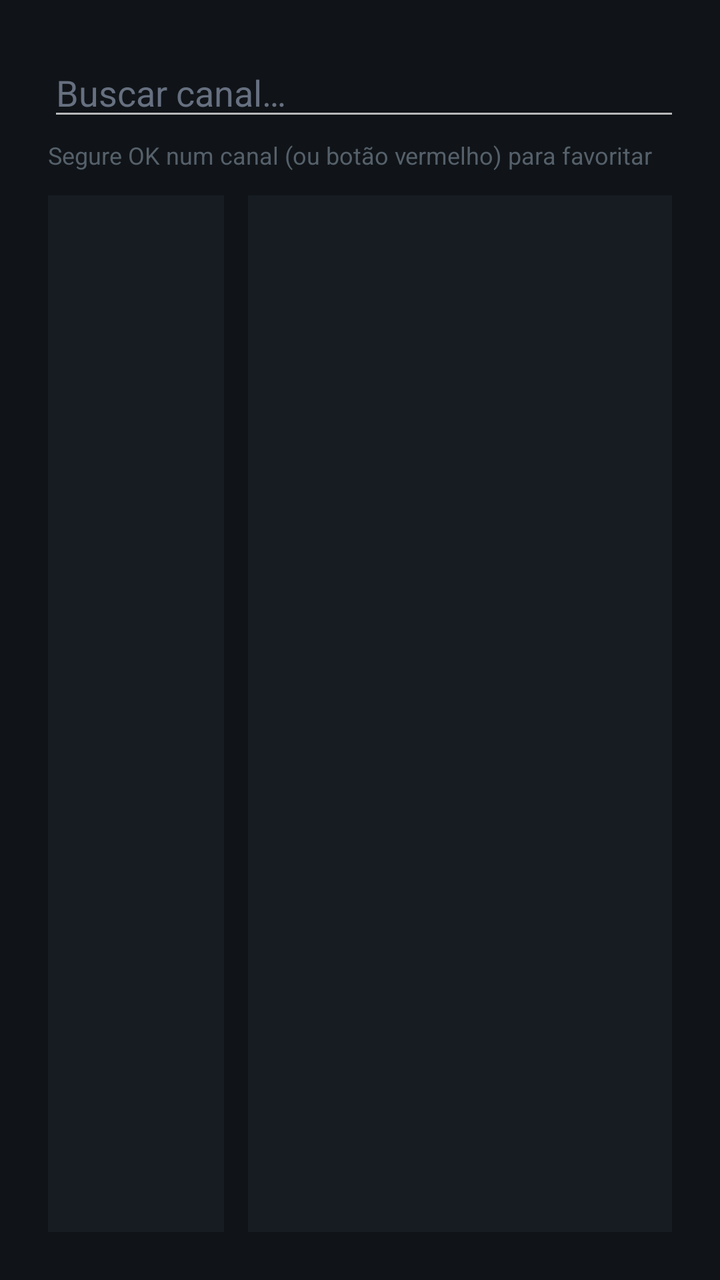
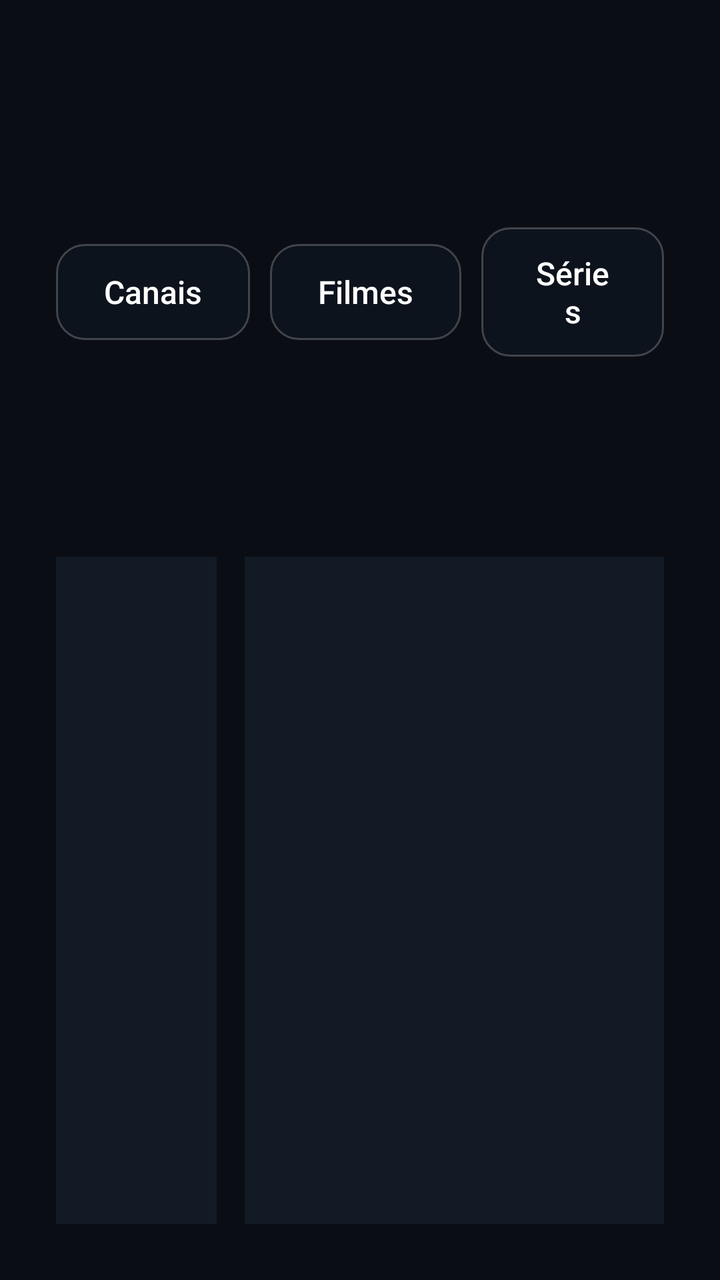

The first picture is an Android layout as it rendered before a commit; the second is the same layout after the commit. The layout source and the unified diff follow.
<!-- AndroidManifest.xml: application theme Theme.Player -->
<!-- res/layout/activity_channels.xml -->
<?xml version="1.0" encoding="utf-8"?>
<LinearLayout xmlns:android="http://schemas.android.com/apk/res/android"
    android:layout_width="match_parent"
    android:layout_height="match_parent"
    android:background="#101418"
    android:orientation="vertical"
    android:padding="24dp">

    <LinearLayout
        android:layout_width="match_parent"
        android:layout_height="wrap_content"
        android:gravity="center_vertical"
        android:orientation="horizontal">

        <TextView
            android:id="@+id/status"
            android:layout_width="0dp"
            android:layout_height="wrap_content"
            android:layout_weight="1"
            android:textColor="#9AA4AE"
            android:textSize="14sp" />

        <EditText
            android:id="@+id/search"
            android:layout_width="320dp"
            android:layout_height="wrap_content"
            android:hint="Buscar canal…"
            android:imeOptions="actionSearch"
            android:inputType="text"
            android:singleLine="true"
            android:textColor="#FFFFFF"
            android:textColorHint="#667080" />
    </LinearLayout>

    <TextView
        android:layout_width="wrap_content"
        android:layout_height="wrap_content"
        android:layout_marginTop="4dp"
        android:text="Segure OK num canal (ou botão vermelho) para favoritar"
        android:textColor="#55606A"
        android:textSize="12sp" />

    <LinearLayout
        android:layout_width="match_parent"
        android:layout_height="0dp"
        android:layout_weight="1"
        android:layout_marginTop="12dp"
        android:orientation="horizontal">

        <ListView
            android:id="@+id/groups"
            android:layout_width="0dp"
            android:layout_height="match_parent"
            android:layout_weight="1"
            android:background="#161C22"
            android:nextFocusRight="@+id/channels" />

        <FrameLayout
            android:layout_width="0dp"
            android:layout_height="match_parent"
            android:layout_weight="2.4"
            android:layout_marginStart="12dp">

            <ListView
                android:id="@+id/channels"
                android:layout_width="match_parent"
                android:layout_height="match_parent"
                android:background="#161C22"
                android:nextFocusLeft="@+id/groups" />

            <GridView
                android:id="@+id/channels_grid"
                android:layout_width="match_parent"
                android:layout_height="match_parent"
                android:background="#161C22"
                android:numColumns="5"
                android:horizontalSpacing="12dp"
                android:verticalSpacing="12dp"
                android:padding="12dp"
                android:clipToPadding="false"
                android:focusable="true"
                android:listSelector="@drawable/grid_selector"
                android:drawSelectorOnTop="true"
                android:nextFocusLeft="@+id/groups"
                android:visibility="gone" />

            <TextView
                android:id="@+id/empty"
                android:layout_width="wrap_content"
                android:layout_height="wrap_content"
                android:layout_gravity="center"
                android:text="Nenhum item nessa categoria/busca"
                android:textColor="#667080"
                android:visibility="gone" />
        </FrameLayout>
    </LinearLayout>
</LinearLayout>
<!-- resources referenced by this layout -->
<resources>
  <!-- drawable grid_selector (drawable) -->
  <?xml version="1.0" encoding="utf-8"?>
  <selector xmlns:android="http://schemas.android.com/apk/res/android">
      <item android:state_focused="true">
          <shape android:shape="rectangle">
              <stroke android:width="4dp" android:color="#FFFFFFFF" />
              <corners android:radius="14dp" />
          </shape>
      </item>
      <item android:state_selected="true">
          <shape android:shape="rectangle">
              <stroke android:width="4dp" android:color="#FFFFFFFF" />
              <corners android:radius="14dp" />
          </shape>
      </item>
      <item android:state_pressed="true">
          <shape android:shape="rectangle">
              <stroke android:width="4dp" android:color="#FF64D2FF" />
              <corners android:radius="14dp" />
          </shape>
      </item>
      <item><shape android:shape="rectangle"><solid android:color="#00000000" /></shape></item>
  </selector>
  <style name="Theme.Player" parent="Theme.AppCompat.NoActionBar">
          <item name="android:windowNoTitle">true</item>
          <item name="android:windowFullscreen">true</item>
          <item name="android:windowBackground">@android:color/black</item>
          <item name="colorAccent">#64D2FF</item>
          <item name="android:buttonStyle">@style/TvButton</item>
          <item name="buttonStyle">@style/TvButton</item>
      </style>
  <style name="TvButton" parent="Widget.AppCompat.Button">
          <item name="android:background">@drawable/card_bg</item>
          <item name="android:textColor">@color/card_text</item>
          <item name="android:textAllCaps">false</item>
          <item name="android:stateListAnimator">@null</item>
          <item name="android:defaultFocusHighlightEnabled">false</item>
          <item name="android:minWidth">0dp</item>
          <item name="android:paddingLeft">24dp</item>
          <item name="android:paddingRight">24dp</item>
          <item name="android:paddingTop">12dp</item>
          <item name="android:paddingBottom">12dp</item>
      </style>
  <!-- drawable card_bg (drawable) -->
  <?xml version="1.0" encoding="utf-8"?>
  <selector xmlns:android="http://schemas.android.com/apk/res/android">
      <item android:state_focused="true">
          <shape android:shape="rectangle">
              <solid android:color="#FFF5F5F7" />
              <corners android:radius="14dp" />
          </shape>
      </item>
      <item android:state_pressed="true">
          <shape android:shape="rectangle">
              <solid android:color="#FFE2E2E8" />
              <corners android:radius="14dp" />
          </shape>
      </item>
      <item>
          <shape android:shape="rectangle">
              <solid android:color="#99101722" />
              <stroke android:width="1dp" android:color="#38FFFFFF" />
              <corners android:radius="14dp" />
          </shape>
      </item>
  </selector>
</resources>

<!-- the commit's change to res/layout/activity_channels.xml (unified diff, before → after) -->
@@ -2,49 +2,51 @@
 <LinearLayout xmlns:android="http://schemas.android.com/apk/res/android"
     android:layout_width="match_parent"
     android:layout_height="match_parent"
-    android:background="#101418"
+    android:background="#0A0E14"
     android:orientation="vertical"
-    android:padding="24dp">
+    android:padding="28dp">
 
+    
     <LinearLayout
         android:layout_width="match_parent"
         android:layout_height="wrap_content"
-        android:gravity="center_vertical"
-        android:orientation="horizontal">
+        android:orientation="horizontal"
+        android:gravity="center_vertical">
 
-        <TextView
-            android:id="@+id/status"
-            android:layout_width="0dp"
-            android:layout_height="wrap_content"
-            android:layout_weight="1"
-            android:textColor="#9AA4AE"
-            android:textSize="14sp" />
+        <Button android:id="@+id/nav_canais" android:layout_width="wrap_content" android:layout_height="wrap_content"
+            android:text="Canais" android:textSize="16sp" />
+        <Button android:id="@+id/nav_filmes" android:layout_width="wrap_content" android:layout_height="wrap_content"
+            android:layout_marginStart="10dp" android:text="Filmes" android:textSize="16sp" />
+        <Button android:id="@+id/nav_series" android:layout_width="wrap_content" android:layout_height="wrap_content"
+            android:layout_marginStart="10dp" android:text="Séries" android:textSize="16sp" />
+        <Button android:id="@+id/nav_fav" android:layout_width="wrap_content" android:layout_height="wrap_content"
+            android:layout_marginStart="10dp" android:text="★ Favoritos" android:textSize="16sp" />
+        <Button android:id="@+id/nav_search" android:layout_width="wrap_content" android:layout_height="wrap_content"
+            android:layout_marginStart="10dp" android:text="🔍 Buscar" android:textSize="16sp" />
 
-        <EditText
-            android:id="@+id/search"
-            android:layout_width="320dp"
-            android:layout_height="wrap_content"
-            android:hint="Buscar canal…"
-            android:imeOptions="actionSearch"
-            android:inputType="text"
-            android:singleLine="true"
-            android:textColor="#FFFFFF"
-            android:textColorHint="#667080" />
+        <TextView android:id="@+id/status" android:layout_width="0dp" android:layout_height="wrap_content"
+            android:layout_weight="1" android:layout_marginStart="16dp" android:gravity="end"
+            android:textColor="#9AA4AE" android:textSize="13sp" />
     </LinearLayout>
 
-    <TextView
-        android:layout_width="wrap_content"
+    <EditText
+        android:id="@+id/search"
+        android:layout_width="match_parent"
         android:layout_height="wrap_content"
-        android:layout_marginTop="4dp"
-        android:text="Segure OK num canal (ou botão vermelho) para favoritar"
-        android:textColor="#55606A"
-        android:textSize="12sp" />
+        android:layout_marginTop="10dp"
+        android:hint="Buscar nesta seção…"
+        android:imeOptions="actionSearch"
+        android:inputType="text"
+        android:singleLine="true"
+        android:textColor="#FFFFFF"
+        android:textColorHint="#667080"
+        android:visibility="gone" />
 
     <LinearLayout
         android:layout_width="match_parent"
         android:layout_height="0dp"
         android:layout_weight="1"
-        android:layout_marginTop="12dp"
+        android:layout_marginTop="14dp"
         android:orientation="horizontal">
 
         <ListView
@@ -52,27 +54,27 @@
             android:layout_width="0dp"
             android:layout_height="match_parent"
             android:layout_weight="1"
-            android:background="#161C22"
+            android:background="#121A26"
             android:nextFocusRight="@+id/channels" />
 
         <FrameLayout
             android:layout_width="0dp"
             android:layout_height="match_parent"
-            android:layout_weight="2.4"
-            android:layout_marginStart="12dp">
+            android:layout_weight="2.6"
+            android:layout_marginStart="14dp">
 
             <ListView
                 android:id="@+id/channels"
                 android:layout_width="match_parent"
                 android:layout_height="match_parent"
-                android:background="#161C22"
+                android:background="#121A26"
                 android:nextFocusLeft="@+id/groups" />
 
             <GridView
                 android:id="@+id/channels_grid"
                 android:layout_width="match_parent"
                 android:layout_height="match_parent"
-                android:background="#161C22"
+                android:background="#121A26"
                 android:numColumns="5"
                 android:horizontalSpacing="12dp"
                 android:verticalSpacing="12dp"
@@ -89,7 +91,7 @@
                 android:layout_width="wrap_content"
                 android:layout_height="wrap_content"
                 android:layout_gravity="center"
-                android:text="Nenhum item nessa categoria/busca"
+                android:text="Nada aqui"
                 android:textColor="#667080"
                 android:visibility="gone" />
         </FrameLayout>
